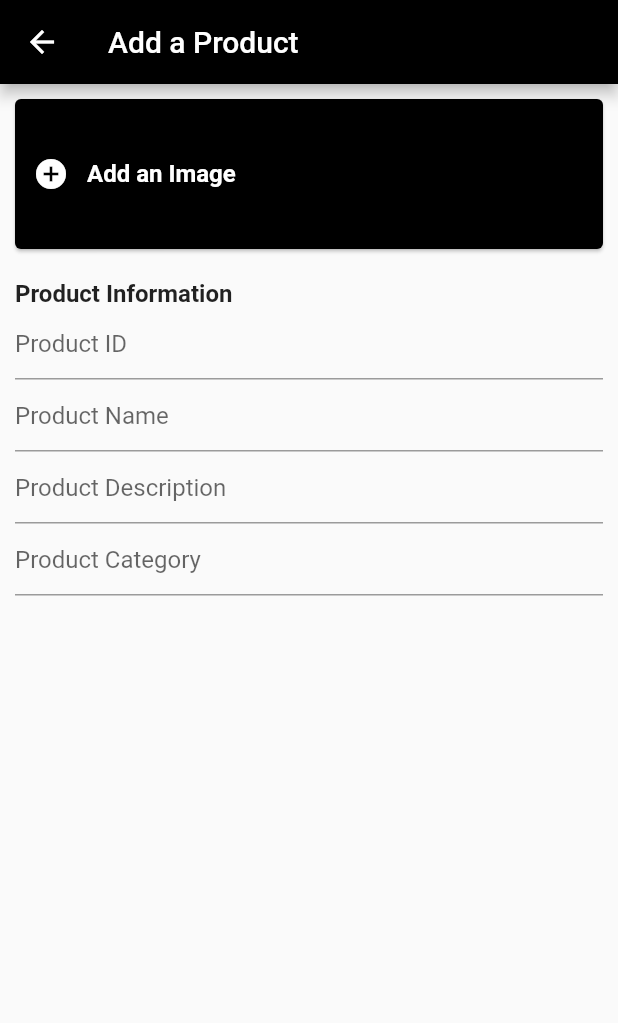
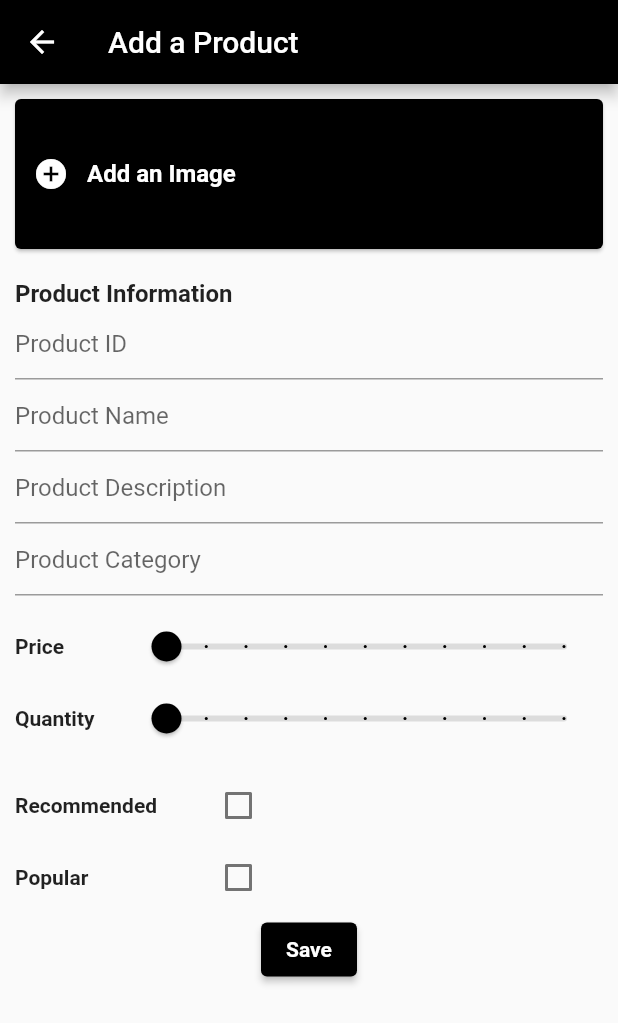
Before and after one commit to maxonflutter/flutter_ecommerce_series_admin_panel, a Flutter app: the NewProductScreen screen opened by its route, on a phone screen of 412 x 824 dp. Shown: the top 1023 px of the screen. Run offline on Flutter 3.47's test engine with Material 2 defaults, Android fonts, the phone set to English and light mode, and no system bars; our stand-ins replace equatable, get, image_picker.

Commit message:
New Product GetX

```diff
--- a/lib/controllers/product_controller.dart
+++ b/lib/controllers/product_controller.dart
@@ -3,6 +3,12 @@ import 'package:get/get.dart';
 
 class ProductController extends GetxController {
   List<Product> products = Product.products.obs;
+
+  var newProduct = {}.obs;
+  get price => newProduct['price'];
+  get quantity => newProduct['quantity'];
+  get isRecommended => newProduct['isRecommended'];
+  get isPopular => newProduct['isPopular'];
 
   void updateProductPrice(
     int index,
--- a/lib/main.dart
+++ b/lib/main.dart
@@ -20,7 +20,7 @@ class MyApp extends StatelessWidget {
       home: const HomeScreen(),
       getPages: [
         GetPage(name: '/products', page: () => ProductsScreen()),
-        GetPage(name: '/products/new', page: () => const NewProductScreen())
+        GetPage(name: '/products/new', page: () => NewProductScreen())
       ],
     );
   }
--- a/lib/screens/new_product_screen.dart
+++ b/lib/screens/new_product_screen.dart
@@ -5,7 +5,9 @@ import 'package:image_picker/image_picker.dart';
 import '/controllers/controllers.dart';
 
 class NewProductScreen extends StatelessWidget {
-  const NewProductScreen({Key? key}) : super(key: key);
+  NewProductScreen({Key? key}) : super(key: key);
+
+  final ProductController productController = Get.find();
 
   @override
   Widget build(BuildContext context) {
@@ -16,7 +18,8 @@ class NewProductScreen extends StatelessWidget {
       ),
       body: Padding(
         padding: const EdgeInsets.all(10.0),
-        child: Column(
+        child: Obx(
+          () => Column(
             crossAxisAlignment: CrossAxisAlignment.start,
             children: [
               SizedBox(
@@ -27,8 +30,20 @@ class NewProductScreen extends StatelessWidget {
                   child: Row(
                     children: [
                       IconButton(
-                      onPressed: () {
-                        Get.to(() => const NewProductScreen());
+                        onPressed: () async {
+                          ImagePicker _picker = ImagePicker();
+                          final XFile? _image = await _picker.pickImage(
+                              source: ImageSource.gallery);
+
+                          if (_image == null) {
+                            ScaffoldMessenger.of(context).showSnackBar(
+                              const SnackBar(
+                                content: Text('No image was selected.'),
+                              ),
+                            );
+                          }
+
+                          if (_image != null) {}
                         },
                         icon: const Icon(
                           Icons.add_circle,
@@ -55,20 +70,163 @@ class NewProductScreen extends StatelessWidget {
                   fontWeight: FontWeight.bold,
                 ),
               ),
-            _buildTextFormField('Product ID'),
-            _buildTextFormField('Product Name'),
-            _buildTextFormField('Product Description'),
-            _buildTextFormField('Product Category'),
+              _buildTextFormField(
+                'Product ID',
+                'id',
+                productController,
+              ),
+              _buildTextFormField(
+                'Product Name',
+                'name',
+                productController,
+              ),
+              _buildTextFormField(
+                'Product Description',
+                'description',
+                productController,
+              ),
+              _buildTextFormField(
+                'Product Category',
+                'category',
+                productController,
+              ),
               const SizedBox(height: 10),
+              _buildSlider(
+                'Price',
+                'price',
+                productController,
+                productController.price,
+              ),
+              _buildSlider(
+                'Quantity',
+                'quantity',
+                productController,
+                productController.quantity,
+              ),
+              const SizedBox(height: 10),
+              _buildCheckbox(
+                'Recommended',
+                'isRecommended',
+                productController,
+                productController.isRecommended,
+              ),
+              _buildCheckbox(
+                'Popular',
+                'isPopular',
+                productController,
+                productController.isPopular,
+              ),
+              Center(
+                child: ElevatedButton(
+                  onPressed: () {
+                    print(productController.newProduct);
+                  },
+                  style: ElevatedButton.styleFrom(
+                    primary: Colors.black,
+                  ),
+                  child: const Text(
+                    'Save',
+                    style: TextStyle(
+                      fontSize: 14,
+                      fontWeight: FontWeight.bold,
+                    ),
+                  ),
+                ),
+              ),
             ],
+          ),
         ),
       ),
     );
   }
 
-  TextFormField _buildTextFormField(String hintText) {
+  Row _buildCheckbox(
+    String title,
+    String name,
+    ProductController productController,
+    bool? controllerValue,
+  ) {
+    return Row(
+      children: [
+        SizedBox(
+          width: 125,
+          child: Text(
+            title,
+            style: const TextStyle(
+              fontSize: 14,
+              fontWeight: FontWeight.bold,
+            ),
+          ),
+        ),
+        Checkbox(
+          value: (controllerValue == null) ? false : controllerValue,
+          checkColor: Colors.black,
+          activeColor: Colors.black12,
+          onChanged: (value) {
+            productController.newProduct.update(
+              name,
+              (_) => value,
+              ifAbsent: () => value,
+            );
+          },
+        ),
+      ],
+    );
+  }
+
+  Row _buildSlider(
+    String title,
+    String name,
+    ProductController productController,
+    double? controllerValue,
+  ) {
+    return Row(
+      children: [
+        SizedBox(
+          width: 75,
+          child: Text(
+            title,
+            style: const TextStyle(
+              fontSize: 14,
+              fontWeight: FontWeight.bold,
+            ),
+          ),
+        ),
+        Expanded(
+          child: Slider(
+            value: (controllerValue == null) ? 0 : controllerValue,
+            min: 0,
+            max: 25,
+            divisions: 10,
+            activeColor: Colors.black,
+            inactiveColor: Colors.black12,
+            onChanged: (value) {
+              productController.newProduct.update(
+                name,
+                (_) => value,
+                ifAbsent: () => value,
+              );
+            },
+          ),
+        ),
+      ],
+    );
+  }
+
+  TextFormField _buildTextFormField(
+    String hintText,
+    String name,
+    ProductController productController,
+  ) {
     return TextFormField(
       decoration: InputDecoration(hintText: hintText),
+      onChanged: (value) {
+        productController.newProduct.update(
+          name,
+          (_) => value,
+          ifAbsent: () => value,
+        );
+      },
     );
   }
 }
--- a/lib/screens/products_screen.dart
+++ b/lib/screens/products_screen.dart
@@ -31,7 +31,7 @@ class ProductsScreen extends StatelessWidget {
                   children: [
                     IconButton(
                       onPressed: () {
-                        Get.to(() => const NewProductScreen());
+                        Get.to(() => NewProductScreen());
                       },
                       icon: const Icon(
                         Icons.add_circle,
```
Lines whose indentation alone changed are shown as unchanged.
